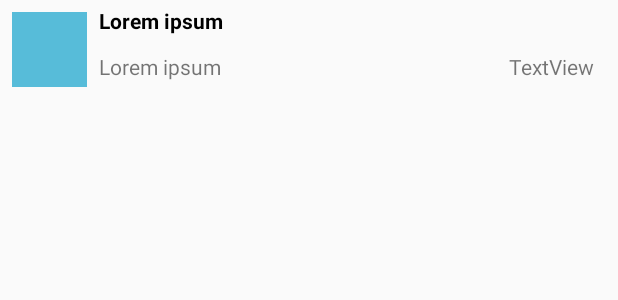
After one commit to bobaboys/team_project, an Android app: the layout item_chat_overview.xml on its own in the app's theme, with its tools: preview values and no code run, on a phone screen of 412 x 824 dp. The commit adds this screen. Shown: the top 300 px of the screen. Run offline under Robolectric (Android 15) with nearby library versions, the phone set to English and light mode, and no system bars.

```diff
--- a/app/src/main/java/com/example/mentalhealthapp/Fragments/HelperChatsFragment.java
+++ b/app/src/main/java/com/example/mentalhealthapp/Fragments/HelperChatsFragment.java
@@ -22,8 +22,6 @@ import chatApp.ConnectionHandle;
 
 public class HelperChatsFragment extends Fragment {
 
-    protected TextView testChat;
-    private String APP_ID;
     ParseUser currentUser = ParseUser.getCurrentUser();
     private String APP_CHAT_ID;
 
@@ -36,7 +34,6 @@ public class HelperChatsFragment extends Fragment {
     @Override
     public void onViewCreated(@NonNull View view, @Nullable Bundle savedInstanceState) {
         super.onViewCreated(view, savedInstanceState);
-        testChat = view.findViewById(R.id.chatTest);
         startChatApp(getContext());
         connectUserToChat();
     }
--- a/app/src/main/java/com/example/mentalhealthapp/Fragments/RecieverSearchPageFragment.java
+++ b/app/src/main/java/com/example/mentalhealthapp/Fragments/RecieverSearchPageFragment.java
@@ -78,7 +78,7 @@ public class RecieverSearchPageFragment extends Fragment {
         rvTags.setLayoutManager(layoutManager);
     }
     private void getAllTags() {
-        //TODO SEARCH BAR REGEX
+        //TODO SEARCH BAR  (?)
         ParseQuery<Tag> postsQuery = new ParseQuery<Tag>(Tag.class);
         postsQuery.setLimit(50);
         /*We decided load all tags (and on code select which ones match with the search FOR LATER)
--- a/app/src/main/java/com/example/mentalhealthapp/ParseApp.java
+++ b/app/src/main/java/com/example/mentalhealthapp/ParseApp.java
@@ -2,6 +2,7 @@ package com.example.mentalhealthapp;
 
 import android.app.Application;
 
+import com.example.mentalhealthapp.model.Chat;
 import com.example.mentalhealthapp.model.Tag;
 import com.parse.Parse;
 import com.parse.ParseObject;
@@ -14,6 +15,7 @@ public class ParseApp extends Application {
 
         ParseObject.registerSubclass(HelperTags.class);
         ParseObject.registerSubclass(Tag.class);
+        ParseObject.registerSubclass(Chat.class);
         final Parse.Configuration configuration = new Parse.Configuration.Builder(this)
                 .applicationId("alex-elena-michelle")
                 .clientKey("javier")
--- a/app/src/main/java/com/example/mentalhealthapp/model/User.java
+++ b/app/src/main/java/com/example/mentalhealthapp/model/User.java
@@ -11,7 +11,7 @@ public class User extends ParseUser {
 
     User(){ }
 
-    public boolean getHelper(){
+    public boolean isHelper(){
         return getBoolean(KEY_HELPER);
     }
 
--- /dev/null
+++ b/app/src/main/res/layout/item_chat_overview.xml
@@ -0,0 +1,68 @@
+<?xml version="1.0" encoding="utf-8"?>
+<android.support.constraint.ConstraintLayout xmlns:android="http://schemas.android.com/apk/res/android"
+    xmlns:app="http://schemas.android.com/apk/res-auto"
+    xmlns:tools="http://schemas.android.com/tools"
+    android:layout_width="match_parent"
+    android:layout_height="wrap_content">
+
+
+    <ImageView
+        android:id="@+id/iv_chat_image"
+        android:layout_width="50dp"
+        android:layout_height="50dp"
+        android:layout_marginStart="8dp"
+        android:layout_marginLeft="8dp"
+        android:layout_marginTop="8dp"
+        android:layout_marginBottom="8dp"
+        app:layout_constraintBottom_toBottomOf="parent"
+        app:layout_constraintEnd_toStartOf="@+id/tv_chat_lastMessage"
+        app:layout_constraintHorizontal_bias="0.5"
+        app:layout_constraintStart_toStartOf="parent"
+        app:layout_constraintTop_toTopOf="parent"
+        app:srcCompat="@color/pastel_009" />
+
+    <TextView
+        android:id="@+id/tv_chat_title"
+        android:layout_width="wrap_content"
+        android:layout_height="wrap_content"
+        android:layout_marginStart="8dp"
+        android:layout_marginLeft="8dp"
+        android:text="@string/lorem_short"
+        android:textColor="@android:color/black"
+        android:textStyle="bold"
+        app:layout_constraintBottom_toTopOf="@+id/tv_chat_lastMessage"
+        app:layout_constraintStart_toEndOf="@+id/iv_chat_image"
+        app:layout_constraintTop_toTopOf="parent" />
+
+    <TextView
+        android:id="@+id/tv_chat_lastMessage"
+        android:layout_width="0dp"
+        android:layout_height="wrap_content"
+        android:layout_marginStart="8dp"
+        android:layout_marginLeft="8dp"
+        android:layout_marginTop="8dp"
+        android:layout_marginEnd="8dp"
+        android:layout_marginRight="8dp"
+        android:layout_marginBottom="8dp"
+        android:ellipsize="end"
+        android:maxLines="1"
+        android:text="@string/lorem_short"
+        app:layout_constraintBottom_toBottomOf="parent"
+        app:layout_constraintEnd_toStartOf="@+id/tv_chat_timestamp"
+        app:layout_constraintHorizontal_bias="0.5"
+        app:layout_constraintStart_toEndOf="@+id/iv_chat_image"
+        app:layout_constraintTop_toBottomOf="@+id/tv_chat_title" />
+
+    <TextView
+        android:id="@+id/tv_chat_timestamp"
+        android:layout_width="wrap_content"
+        android:layout_height="wrap_content"
+        android:layout_marginEnd="16dp"
+        android:layout_marginRight="16dp"
+        android:text="TextView"
+        app:layout_constraintBottom_toBottomOf="@+id/tv_chat_lastMessage"
+        app:layout_constraintEnd_toEndOf="parent"
+        app:layout_constraintHorizontal_bias="0.5"
+        app:layout_constraintStart_toEndOf="@+id/tv_chat_lastMessage"
+        app:layout_constraintTop_toTopOf="@+id/tv_chat_lastMessage" />
+</android.support.constraint.ConstraintLayout>
```
Also changed, not shown: app/src/main/java/Utils/Utils.java (added, +8 -0 lines), app/src/main/java/chatApp/ChatApp.java (+6 -4 lines), app/src/main/java/com/example/mentalhealthapp/ChatsListAdapter.java (added, +120 -0 lines), app/src/main/java/com/example/mentalhealthapp/Fragments/RecieverChatsFragment.java (+42 -27 lines), app/src/main/java/com/example/mentalhealthapp/HelperDetails.java (+50 -15 lines), app/src/main/java/com/example/mentalhealthapp/model/Chat.java (+29 -0 lines), app/src/main/res/layout/fragment_helper_chats.xml (+4 -38 lines), app/src/main/res/layout/fragment_reciever_chats.xml (+5 -22 lines).
